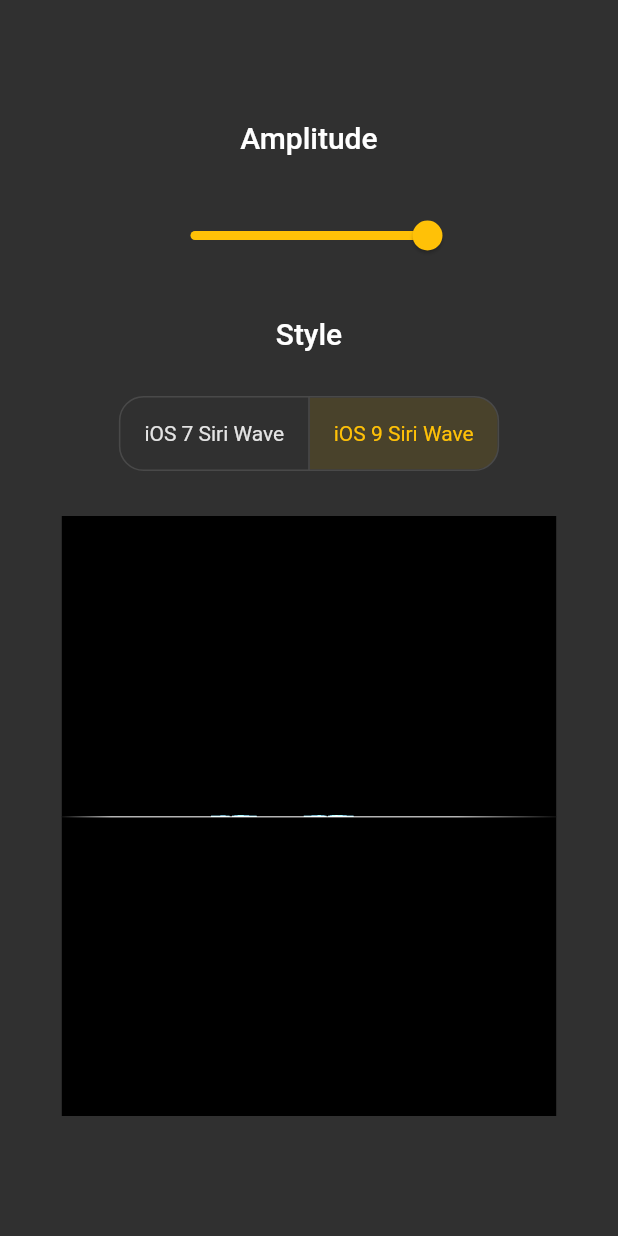
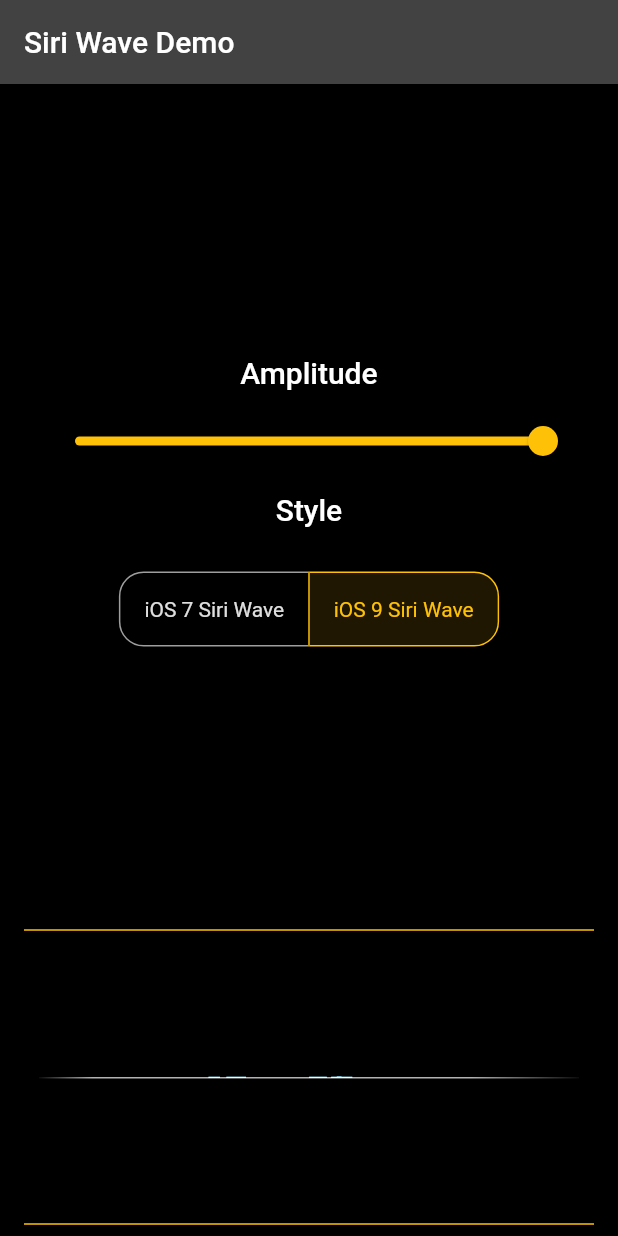
Before and after one commit to halildurmus/siri_wave, a Flutter app: the screen it shows after launch, on a phone screen of 412 x 824 dp. Run offline on Flutter 3.47's test engine with Material 2 defaults, Android fonts, the phone set to English and light mode, and no system bars.

Commit message:
Update example app

```diff
--- a/example/lib/main.dart
+++ b/example/lib/main.dart
@@ -1,3 +1,4 @@
+import 'package:flutter/foundation.dart' show kIsWeb;
 import 'package:flutter/material.dart';
 import 'package:siri_wave/siri_wave.dart';
 
@@ -34,7 +35,7 @@ class _HomePageState extends State<HomePage> {
 
   Widget _buildSlider() {
     return SizedBox(
-      width: MediaQuery.of(context).size.width * .5,
+      width: 360,
       child: Slider(
         value: _amplitude,
         min: 0,
@@ -50,56 +51,69 @@ class _HomePageState extends State<HomePage> {
 
   Widget _buildToggleButtons() {
     return ToggleButtons(
-      borderRadius: BorderRadius.circular(16),
-      children: const [
-        Padding(padding: EdgeInsets.all(16), child: Text('iOS 7 Siri Wave')),
-        Padding(padding: EdgeInsets.all(16), child: Text('iOS 9 Siri Wave')),
-      ],
       onPressed: (int index) {
         if (_isSelected[index]) {
           return;
         }
 
         setState(() {
-          _amplitude = index == 0 ? .3 : 1;
           for (int i = 0; i < _isSelected.length; i++) {
             _isSelected[i] = i == index;
           }
         });
       },
       isSelected: _isSelected,
+      borderColor: Theme.of(context).primaryColorLight,
+      borderRadius: BorderRadius.circular(16),
+      selectedBorderColor: Theme.of(context).colorScheme.primary,
+      children: const [
+        Padding(padding: EdgeInsets.all(16), child: Text('iOS 7 Siri Wave')),
+        Padding(padding: EdgeInsets.all(16), child: Text('iOS 9 Siri Wave')),
+      ],
     );
   }
 
   Widget _buildSiriWave() {
-    return SizedBox(
-      height: 400,
-      child: SiriWave(
-        amplitude: _amplitude,
-        siriWaveStyle: _isSelected[0] ? SiriWaveStyle.ios7 : SiriWaveStyle.ios9,
-      ),
+    return SiriWave(
+      amplitude: _amplitude,
+      siriWaveStyle: _isSelected[0] ? SiriWaveStyle.ios7 : SiriWaveStyle.ios9,
     );
   }
 
   @override
   Widget build(BuildContext context) {
     return Scaffold(
-      body: Padding(
-        padding: EdgeInsets.symmetric(
-          horizontal: MediaQuery.of(context).size.width * .1,
-        ),
+      appBar: AppBar(
+        centerTitle: kIsWeb,
+        title: const Text('Siri Wave Demo'),
+      ),
+      backgroundColor: Colors.black,
+      body: Center(
         child: Column(
           mainAxisAlignment: MainAxisAlignment.center,
           children: [
+            const Spacer(),
             Text('Amplitude', style: Theme.of(context).textTheme.headline6),
-            const SizedBox(height: 30),
+            const SizedBox(height: 10),
             _buildSlider(),
-            const SizedBox(height: 30),
+            const SizedBox(height: 10),
             Text('Style', style: Theme.of(context).textTheme.headline6),
             const SizedBox(height: 30),
             _buildToggleButtons(),
-            const SizedBox(height: 30),
+            const Spacer(),
+            Divider(
+              color: Theme.of(context).colorScheme.primary,
+              indent: 16,
+              endIndent: 16,
+              thickness: 1,
+            ),
             _buildSiriWave(),
+            Divider(
+              color: Theme.of(context).colorScheme.primary,
+              indent: 16,
+              endIndent: 16,
+              thickness: 1,
+            ),
           ],
         ),
       ),
```
